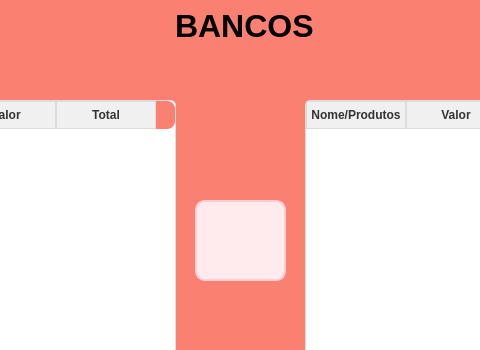
Above: frm_Bancos.ui from ArielAraujo18/ErpSistema before the change; both pictures show x 355 to 835 and y 0 to 350 of the 1192 by 641 pixel window. Below: the same form after it.
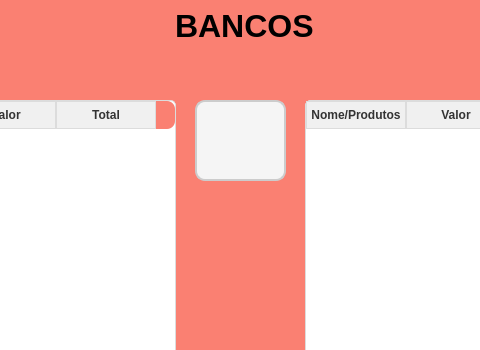
That is the form after the change. Icons and pictures are not drawn.

Diff of the .ui file:
```diff
--- a/frm_Bancos.ui
+++ b/frm_Bancos.ui
@@ -511,48 +511,6 @@
     <string>Resultado Final:</string>
    </property>
   </widget>
-  <widget class="QPushButton" name="btn_excluir">
-   <property name="geometry">
-    <rect>
-     <x>550</x>
-     <y>200</y>
-     <width>91</width>
-     <height>81</height>
-    </rect>
-   </property>
-   <property name="styleSheet">
-    <string notr="true">QPushButton {
-    background-color: #ffebee; 
-    border: 2px solid #ffcdd2;
-    border-radius: 10px;
-    color: #b71c1c; 
-    font-size: 14px;
-    font-weight: bold;
-    padding: 10px 16px;
-    background-image:url(:/icon_exclu/excluir.png);
-    background-repeat: no-repeat;
-    background-position: center;
-    padding-left: 40px;
-    transition: all 0.3s ease;
-}
-
-QPushButton:hover {
-    background-color: #ffcdd2;
-    border-color: #e57373;
-    color: #d32f2f; 
-}
-
-QPushButton:pressed {
-    background-color: #e57373;
-    border-color: #b71c1c;
-    padding-left: 44px;
-    padding-top: 2px;
-}</string>
-   </property>
-   <property name="text">
-    <string/>
-   </property>
-  </widget>
   <widget class="QPushButton" name="btn_voltar">
    <property name="geometry">
     <rect>
@@ -590,6 +548,43 @@
     <string/>
    </property>
   </widget>
+  <widget class="QPushButton" name="btn_voltar_2">
+   <property name="geometry">
+    <rect>
+     <x>550</x>
+     <y>100</y>
+     <width>91</width>
+     <height>81</height>
+    </rect>
+   </property>
+   <property name="styleSheet">
+    <string notr="true">QPushButton{
+    background-color: #f5f5f5; 
+    border: 2px solid #cccccc;
+    border-radius: 10px; 
+    padding: 10px; 
+    color: #333333; 
+    font-size: 14px; 
+	background-image:url(:/icon_BancosCon/consultar.png);
+    background-repeat: no-repeat; 
+    background-position: center;
+	transition: all 0.3s ease;
+}
+QPushButton:hover{
+    background-color: #e0e0e0; 
+    border-color: #aaaaaa;
+	transform: scale(1.05); 
+}
+QPushButton:pressed{
+	background-color: #d6d6d6;
+	border-color: #888888;
+	transform: scale(0.95);
+}</string>
+   </property>
+   <property name="text">
+    <string/>
+   </property>
+  </widget>
  </widget>
  <resources>
   <include location="icon_excluir_banco.qrc"/>
```
Left out of the diff: 1 changed line with no effect on the pictures.
